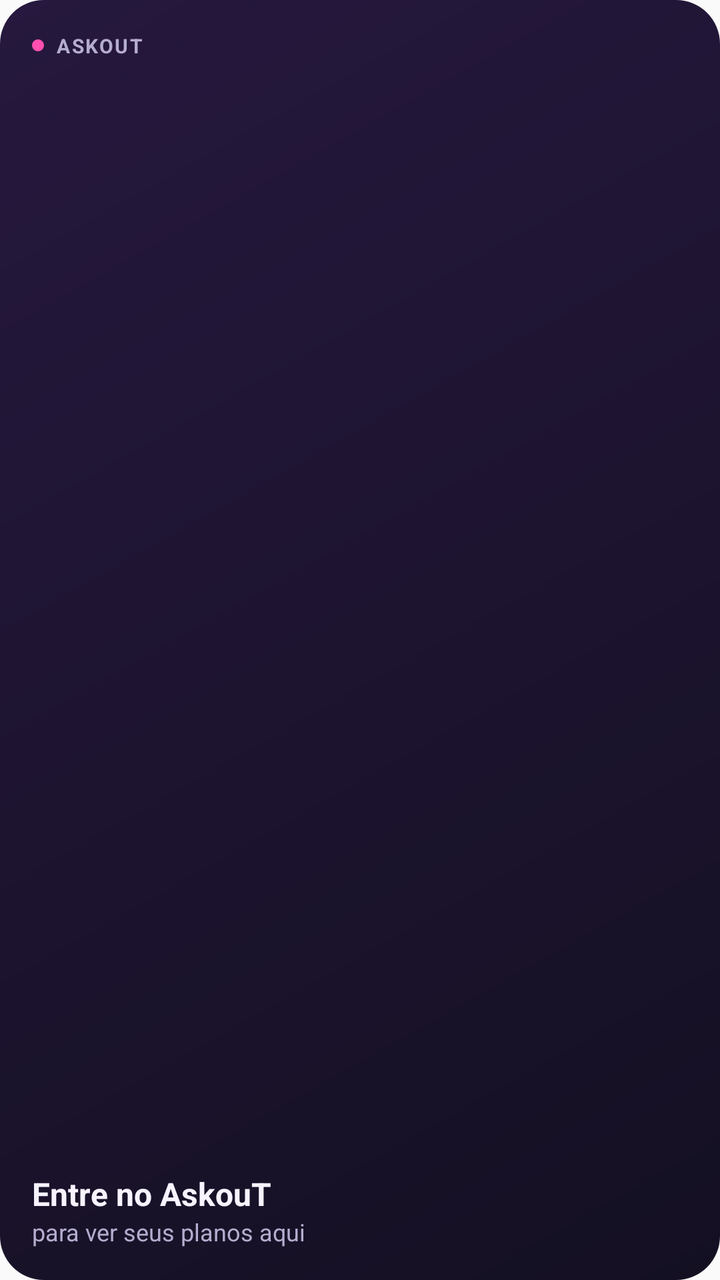
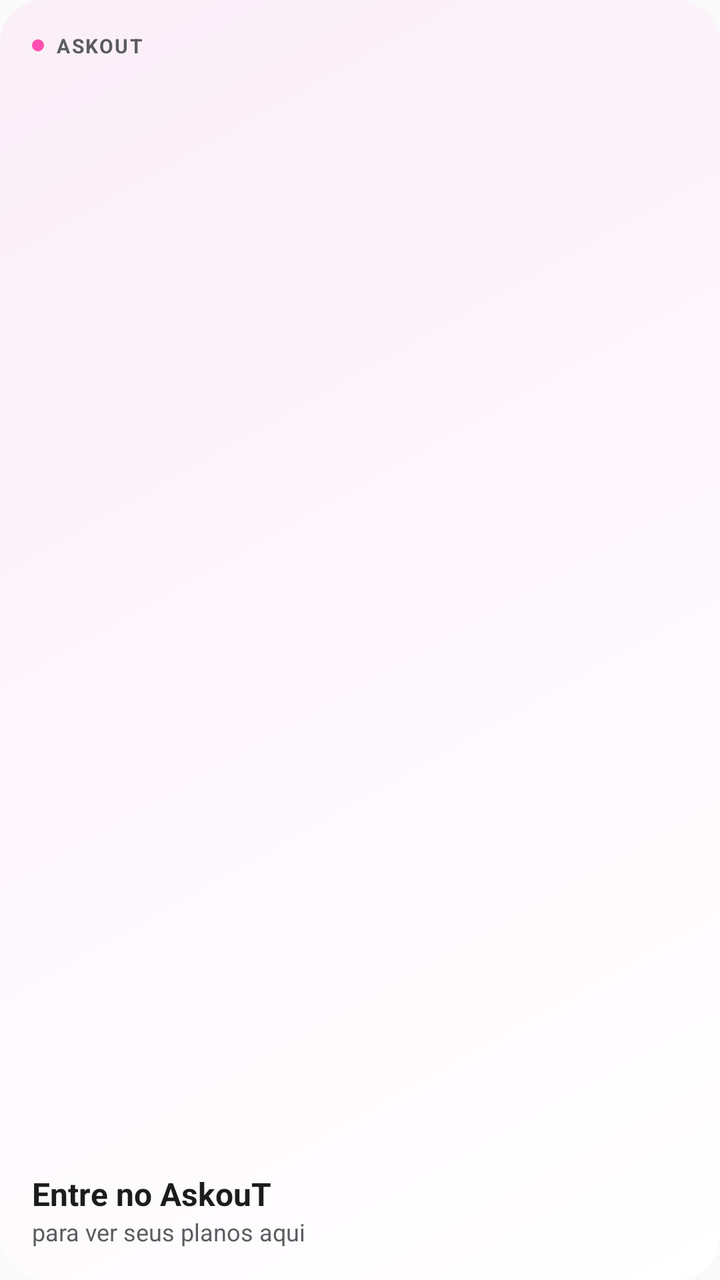

Two renders of the same Android screen: before a commit and after it. Below are the layout's source before the change and the commit's diff.
<!-- AndroidManifest.xml: application theme AppTheme -->
<!-- res/layout/widget_message.xml -->
<?xml version="1.0" encoding="utf-8"?>
<LinearLayout xmlns:android="http://schemas.android.com/apk/res/android"
    android:id="@+id/widget_root"
    android:layout_width="match_parent"
    android:layout_height="match_parent"
    android:background="@drawable/widget_background"
    android:orientation="vertical"
    android:padding="16dp">
        <LinearLayout
            android:layout_width="match_parent"
            android:layout_height="wrap_content"
            android:gravity="center_vertical"
            android:orientation="horizontal">
            <ImageView
                android:layout_width="6dp"
                android:layout_height="6dp"
                android:layout_marginEnd="6dp"
                android:src="@drawable/widget_dot"
                android:importantForAccessibility="no" />
            <TextView
                android:id="@+id/widget_eyebrow"
                android:layout_width="wrap_content"
                android:layout_height="wrap_content"
                android:letterSpacing="0.08"
                android:text="ASKOUT"
                android:textColor="#FFB5ADCF"
                android:textSize="10sp"
                android:textStyle="bold" />
        </LinearLayout>
    <FrameLayout
        android:layout_width="match_parent"
        android:layout_height="0dp"
        android:layout_weight="1" />
    <TextView
        android:id="@+id/widget_title"
        android:layout_width="match_parent"
        android:layout_height="wrap_content"
        android:maxLines="1"
        android:ellipsize="end"
        android:text="Entre no AskouT"
        android:textColor="#FFF7F3FF"
        android:textSize="16sp"
        android:textStyle="bold" />
    <TextView
        android:id="@+id/widget_subtitle"
        android:layout_width="match_parent"
        android:layout_height="wrap_content"
        android:maxLines="2"
        android:ellipsize="end"
        android:text="para ver seus planos aqui"
        android:textColor="#FFB5ADCF"
        android:textSize="12sp" />
</LinearLayout>
<!-- resources referenced by this layout -->
<resources>
  <!-- drawable widget_background (drawable) -->
  <?xml version="1.0" encoding="utf-8"?>
  <shape xmlns:android="http://schemas.android.com/apk/res/android" android:shape="rectangle">
      <gradient android:angle="315" android:startColor="#FF26183E" android:endColor="#FF141022" />
      <corners android:radius="22dp" />
  </shape>
  <!-- drawable widget_dot (drawable) -->
  <?xml version="1.0" encoding="utf-8"?>
  <shape xmlns:android="http://schemas.android.com/apk/res/android" android:shape="oval">
      <solid android:color="#FFFF4FB0" />
      <size android:width="6dp" android:height="6dp" />
  </shape>
  <style name="AppTheme" parent="Theme.AppCompat.Light.DarkActionBar">
          
          <item name="colorPrimary">@color/colorPrimary</item>
          <item name="colorPrimaryDark">@color/colorPrimaryDark</item>
          <item name="colorAccent">@color/colorAccent</item>
      </style>
</resources>

<!-- the commit's change to res/layout/widget_message.xml (unified diff, before → after) -->
@@ -23,7 +23,7 @@
                 android:layout_height="wrap_content"
                 android:letterSpacing="0.08"
                 android:text="ASKOUT"
-                android:textColor="#FFB5ADCF"
+                android:textColor="@color/widget_muted"
                 android:textSize="10sp"
                 android:textStyle="bold" />
         </LinearLayout>
@@ -38,7 +38,7 @@
         android:maxLines="1"
         android:ellipsize="end"
         android:text="Entre no AskouT"
-        android:textColor="#FFF7F3FF"
+        android:textColor="@color/widget_ink"
         android:textSize="16sp"
         android:textStyle="bold" />
     <TextView
@@ -48,6 +48,6 @@
         android:maxLines="2"
         android:ellipsize="end"
         android:text="para ver seus planos aqui"
-        android:textColor="#FFB5ADCF"
+        android:textColor="@color/widget_muted"
         android:textSize="12sp" />
 </LinearLayout>
<!-- resource entries referenced after the edit -->
@@ -1,9 +1,11 @@
 <!-- resources referenced by this layout -->
 <resources>
+  <color name="widget_ink">#FF1C1C1E</color>
+  <color name="widget_muted">#FF5C5C60</color>
   <!-- drawable widget_background (drawable) -->
   <?xml version="1.0" encoding="utf-8"?>
   <shape xmlns:android="http://schemas.android.com/apk/res/android" android:shape="rectangle">
-      <gradient android:angle="315" android:startColor="#FF26183E" android:endColor="#FF141022" />
+      <gradient android:angle="315" android:startColor="@color/widget_bg_start" android:endColor="@color/widget_bg_end" />
       <corners android:radius="22dp" />
   </shape>
   <!-- drawable widget_dot (drawable) -->
@@ -18,5 +20,7 @@
           <item name="colorPrimaryDark">@color/colorPrimaryDark</item>
           <item name="colorAccent">@color/colorAccent</item>
       </style>
+  <color name="widget_bg_start">#FFFBEFF8</color>
+  <color name="widget_bg_end">#FFFFFFFF</color>
 </resources>
 
